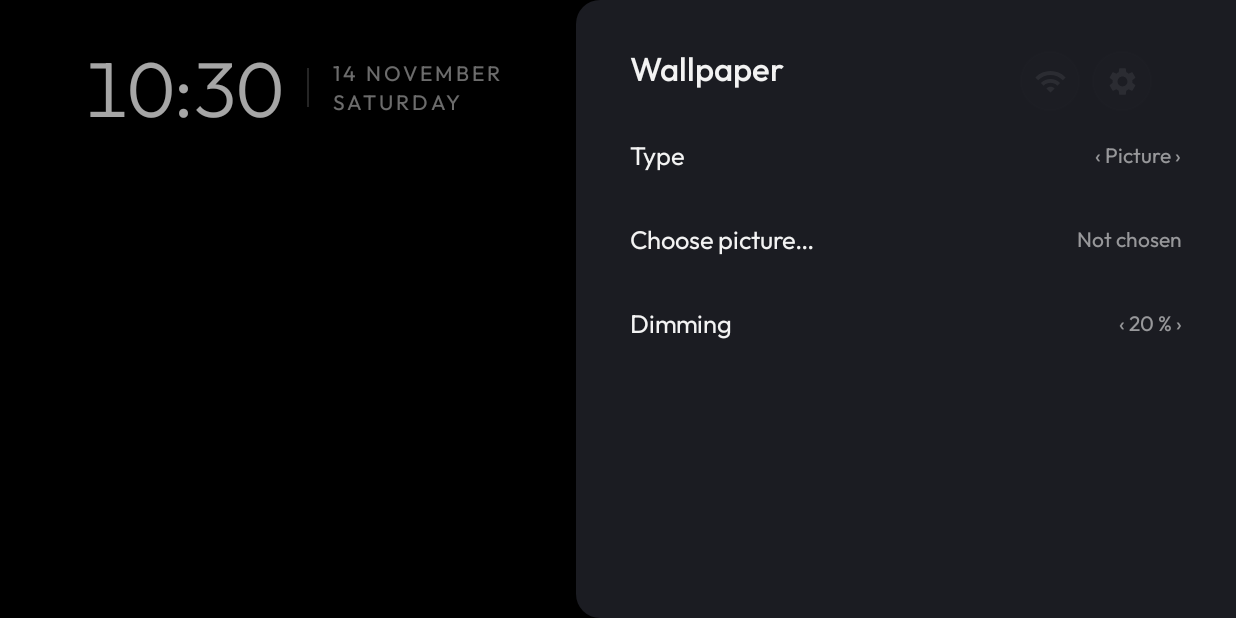
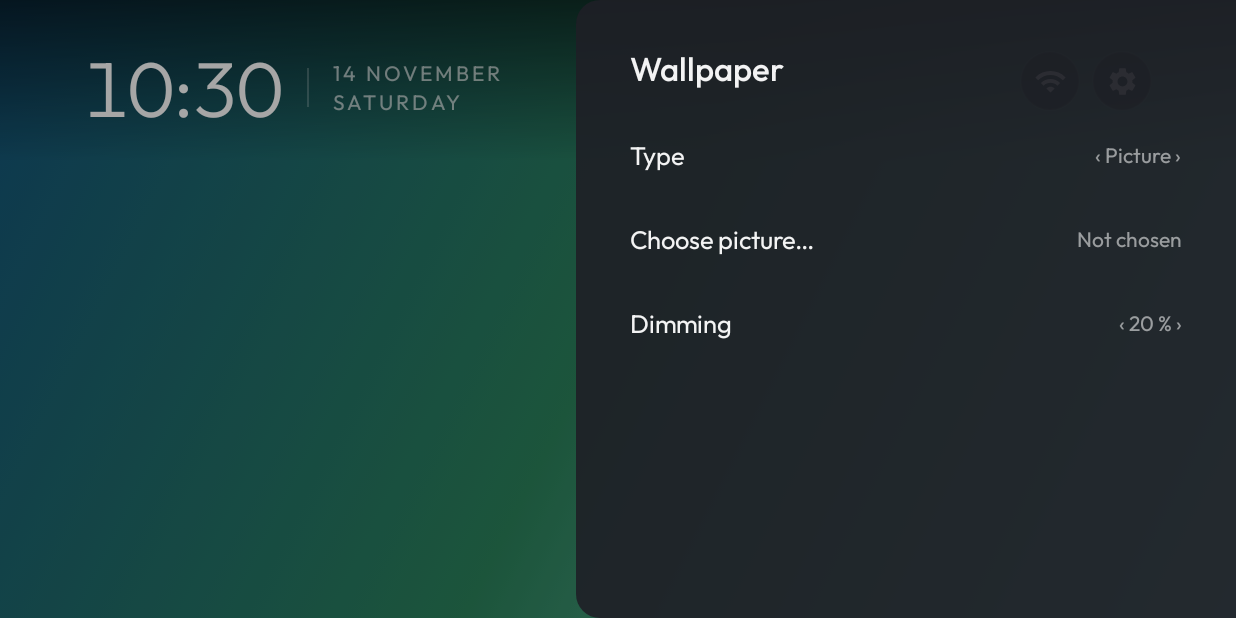
Before and after one commit to evg4b/just-my-tv-launcher, an Android app: the MainActivity screen opened directly, with no data from a screen before it, after a tap on "Type", on a phone screen of 824 x 412 dp (held sideways). Run offline under Robolectric (Android 15) with nearby library versions, the phone set to English and light mode, and no system bars; pictures from the network do not load; 2 other taps on this screen came first.

Commit message:
Fix eight UI review findings
- Picture or Video with nothing chosen shows the gradient, not black.
- The wallpaper type and the aerial collection apply once the choice
  has rested; theme toggles apply once, on leaving Themes.
- A new photo interval keeps the photo on screen; "Next photo" shows
  Loading…; the photographer and Unsplash show on Home.
- Back in Move mode puts the tile back; OK saves.
- Hide says where to get the app back.

D105.

Co-Authored-By: Claude Opus 5.5 <noreply@anthropic.com>

```diff
--- a/launcher/app/src/main/java/com/evg4b/justmytv/MainActivity.java
+++ b/launcher/app/src/main/java/com/evg4b/justmytv/MainActivity.java
@@ -120,6 +120,7 @@ public class MainActivity extends Activity implements AppAdapter.Listener {
             aerialUrls = null;
         });
         photos = new PhotoWallpaper(this, poster, () -> {
+            showPhotoCredit();
             if (panel != null && panel.showing(screens.wallpaper)) panel.refresh();
         });
         applyWallpaper();
@@ -131,6 +132,7 @@ public class MainActivity extends Activity implements AppAdapter.Listener {
             glass.hide();
             blockBehindPanel(true);
         }, () -> {
+            screens.panelClosed();
             blockBehindPanel(false);
             if (opener != null && opener.isAttachedToWindow() && opener.isShown()) opener.requestFocus();
             else focusPosition(Math.min(lastPos, adapter.getItemCount() - 1));
@@ -220,7 +222,11 @@ public class MainActivity extends Activity implements AppAdapter.Listener {
             Uri uri = Uri.parse(state.imageUri);
             pool.execute(() -> {
                 Bitmap b = WallpaperFiles.picture(this, uri);
-                ui.post(() -> { if (gen == wallpaperGen && b != null) poster.setImageBitmap(b); });
+                ui.post(() -> {
+                    if (gen != wallpaperGen) return;
+                    if (b != null) poster.setImageBitmap(b);
+                    else poster.setImageResource(R.drawable.aurora);   // the file is gone or unreadable: not black
+                });
             });
         } else if (type.equals("video") && !state.videoUri.isEmpty()) {
             pool.execute(() -> {
@@ -229,20 +235,46 @@ public class MainActivity extends Activity implements AppAdapter.Listener {
             });
         }
         applyDim();
+        showPhotoCredit();
         if (started) startVideo();
     }
 
-    /** Before the first frame: the gradient only for its own type; a video or picture comes up from black, never over it. */
+    /** Unsplash's guidelines: the photographer and Unsplash where the photo is shown (D105). */
+    void showPhotoCredit() {
+        TextView credit = findViewById(R.id.photo_credit);
+        String by = state.wallpaper.equals("photos") ? photos.author() : "";
+        credit.setVisibility(by.isEmpty() ? View.GONE : View.VISIBLE);
+        if (!by.isEmpty()) credit.setText(getString(R.string.photo_by, by));
+    }
+
+    /**
+     * Before the first frame: the gradient for its own type and for a picture or video not chosen yet (nothing will
+     * come); otherwise black, so a video or picture comes up from black, never over the gradient.
+     */
     private void resetPoster() {
-        if (state.wallpaper.equals("gradient")) poster.setImageResource(R.drawable.aurora);
+        if (showsGradient()) poster.setImageResource(R.drawable.aurora);
         else poster.setImageDrawable(new ColorDrawable(Color.BLACK));
+    }
+
+    private boolean showsGradient() {
+        String t = state.wallpaper;
+        return t.equals("gradient") || (t.equals("picture") && state.imageUri.isEmpty())
+                || (t.equals("video") && state.videoUri.isEmpty());
     }
 
     void applyDim() {
         View dim = findViewById(R.id.dim);
-        boolean on = state.dim > 0 && !state.wallpaper.equals("gradient");
+        boolean on = state.dim > 0 && !showsGradient();
         dim.setVisibility(on ? View.VISIBLE : View.GONE);
         dim.setBackgroundColor((state.dim * 255 / 100) << 24);
+    }
+
+    private final Runnable applyWallpaperNow = this::applyWallpaper;
+
+    /** After a change from the settings: once the choice has rested, not at every step of Left and Right. */
+    void applyWallpaperSoon() {
+        ui.removeCallbacks(applyWallpaperNow);
+        ui.postDelayed(applyWallpaperNow, 800);
     }
 
     private void startVideo() {
@@ -293,7 +325,7 @@ public class MainActivity extends Activity implements AppAdapter.Listener {
     void aerialsChanged() {
         aerialUrls = null;
         save();
-        if (state.wallpaper.equals("aerials")) applyWallpaper();
+        if (state.wallpaper.equals("aerials")) applyWallpaperSoon();
     }
 
     private String readRaw(int id) {
@@ -513,8 +545,10 @@ public class MainActivity extends Activity implements AppAdapter.Listener {
             case KeyEvent.KEYCODE_DPAD_DOWN: if (down(e)) moveBy(cols); return true;
             case KeyEvent.KEYCODE_DPAD_CENTER:
             case KeyEvent.KEYCODE_ENTER:
+                if (e.getAction() == KeyEvent.ACTION_UP) endMove();   // on UP, so the release does not click the tile
+                return true;
             case KeyEvent.KEYCODE_BACK:
-                if (e.getAction() == KeyEvent.ACTION_UP) endMove();   // on UP, so the release does not click the tile
+                if (e.getAction() == KeyEvent.ACTION_UP) cancelMove();
                 return true;
             default: return super.dispatchKeyEvent(e);
         }
@@ -626,7 +660,10 @@ public class MainActivity extends Activity implements AppAdapter.Listener {
         menu = TileMenu.show(card,
                 getString(R.string.open), (TileMenu.Action) () -> onLaunch(a),
                 getString(R.string.move), (TileMenu.Action) () -> startMove(a),
-                getString(R.string.hide), (TileMenu.Action) () -> setHidden(a.pkg, true),
+                getString(R.string.hide), (TileMenu.Action) () -> {
+                    setHidden(a.pkg, true);
+                    Toast.makeText(this, R.string.hidden_hint, Toast.LENGTH_LONG).show();
+                },
                 getString(R.string.app_details), (TileMenu.Action) () -> start(new Intent(
                         Settings.ACTION_APPLICATION_DETAILS_SETTINGS, Uri.fromParts("package", a.pkg, null))));
     }
@@ -664,6 +701,22 @@ public class MainActivity extends Activity implements AppAdapter.Listener {
         });
     }
 
+    /** Back in Move mode: the tile goes back where it was; the saved order never changed. */
+    private void cancelMove() {
+        String pkg = movingPkg;
+        movingPkg = null;
+        glass.setMoving(false);
+        applyApps();
+        List<App> items = adapter.items();
+        for (int i = 0; i < items.size(); i++) {
+            if (items.get(i).pkg.equals(pkg)) {
+                int pos = i;
+                grid.post(() -> focusPosition(pos));
+                break;
+            }
+        }
+    }
+
     private void endMove() {
         List<String> visible = new ArrayList<>();
         for (App a : adapter.items()) visible.add(a.pkg);
--- a/launcher/app/src/main/java/com/evg4b/justmytv/Screens.java
+++ b/launcher/app/src/main/java/com/evg4b/justmytv/Screens.java
@@ -201,7 +201,19 @@ final class Screens {
     private static final String[] TYPES = {"gradient", "picture", "photos", "video", "aerials"};
     private static final int[] PHOTO_MINUTES = {5, 15, 30, 60};   // 2 requests a photo; a new key has 50 an hour
 
+    private boolean themesChanged;
+
+    /** Leaving Themes (back to Wallpaper, or the panel closing): one new playlist for all the toggles. */
+    void panelClosed() { applyThemes(); }
+
+    private void applyThemes() {
+        if (!themesChanged) return;
+        themesChanged = false;
+        a.aerialsChanged();
+    }
+
     private void wallpaperRows(SidePanel p) {
+        applyThemes();   // back from Themes
         StateJson st = a.state;
         p.title(s(R.string.wallpaper));
         String[] names = {s(R.string.wp_gradient), s(R.string.wp_picture), s(R.string.wp_photos), s(R.string.wp_video),
@@ -209,7 +221,7 @@ final class Screens {
         p.choice(s(R.string.wallpaper_type), names, java.util.Arrays.asList(TYPES).indexOf(st.wallpaper), i -> {
             st.wallpaper = TYPES[i];
             a.save();
-            a.applyWallpaper();
+            a.applyWallpaperSoon();   // not at every step on the way from one type to another
             panel.refresh();   // the photo and aerial options come and go with the type
         });
         String note = null;   // under the rows, after Dimming
@@ -230,9 +242,9 @@ final class Screens {
                 p.choice(s(R.string.photo_every), every, cur, i -> {
                     st.photoMinutes = PHOTO_MINUTES[i];
                     a.save();
-                    a.applyWallpaper();   // the timer starts over with the new interval
+                    a.photos.setInterval(st.photoMinutes * 60_000L);
                 });
-                p.item(s(R.string.next_photo), null, a.photos::next);
+                p.item(s(R.string.next_photo), a.photos.fetching() ? s(R.string.loading) : null, a.photos::next);
                 StringBuilder n = new StringBuilder();
                 switch (a.photos.status()) {
                     case NO_KEY: n.append(s(R.string.photos_no_key)).append('\n'); break;
@@ -306,7 +318,8 @@ final class Screens {
             p.toggle(s(THEME_NAMES[i]), st.aerialThemes.contains(t), on -> {
                 if (on) st.aerialThemes.add(t);
                 else if (st.aerialThemes.size() > 1) st.aerialThemes.remove(t);
-                a.aerialsChanged();
+                a.save();
+                themesChanged = true;   // the clip changes once, when this screen is left
                 panel.refresh();   // the count, and the last theme back on
             });
         }
--- a/launcher/app/src/main/res/layout/activity_main.xml
+++ b/launcher/app/src/main/res/layout/activity_main.xml
@@ -212,6 +212,22 @@
             android:src="@drawable/ic_settings" />
     </LinearLayout>
 
+    <!-- who took the Photos wallpaper (D105): under the round buttons, quiet, aligned to their right edge -->
+    <TextView
+        android:id="@+id/photo_credit"
+        android:layout_width="wrap_content"
+        android:layout_height="wrap_content"
+        android:layout_gravity="top|end"
+        android:layout_marginTop="84dp"
+        android:layout_marginEnd="56dp"
+        android:maxWidth="360dp"
+        android:ellipsize="end"
+        android:fontFamily="@font/outfit_regular"
+        android:singleLine="true"
+        android:textColor="#8CFFFFFF"
+        android:textSize="12sp"
+        android:visibility="gone" />
+
     <!-- under an open panel -->
     <View
         android:id="@+id/veil"
--- a/launcher/app/src/main/res/values/strings.xml
+++ b/launcher/app/src/main/res/values/strings.xml
@@ -11,7 +11,9 @@
     <string name="move">Move</string>
     <string name="hide">Hide</string>
     <string name="app_details">App details</string>
-    <string name="move_hint">Move with the arrows, OK to put it down</string>
+    <string name="move_hint">Move with the arrows, OK to put it down, Back to cancel</string>
+    <string name="hidden_hint">Hidden. Show it again in Settings → Apps.</string>
+    <string name="loading">Loading…</string>
     <string name="on">On</string>
     <string name="off">Off</string>
     <string name="apps">Apps</string>
```
Also changed, not shown: launcher/app/src/main/java/com/evg4b/justmytv/PhotoWallpaper.java (+14 -0 lines), 3 other files.
